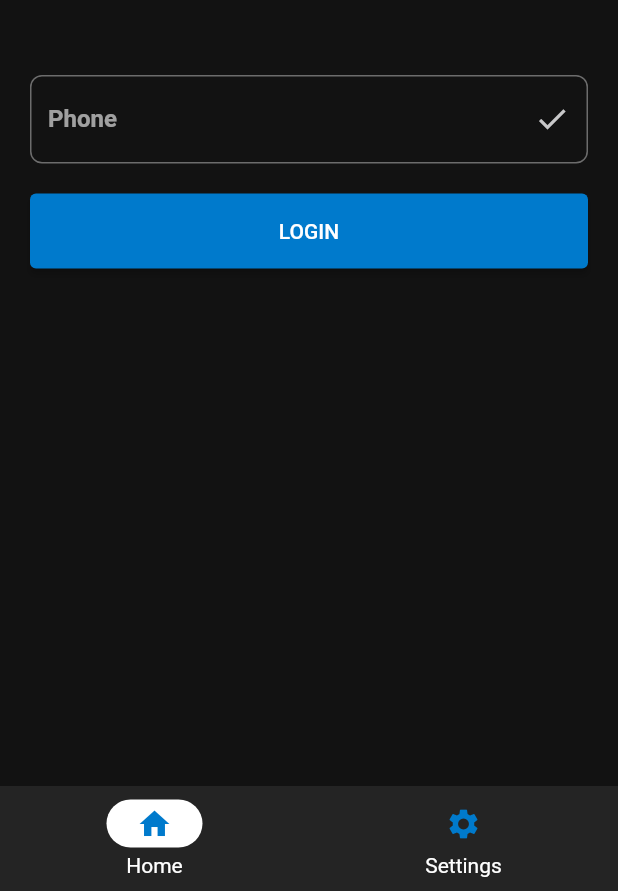
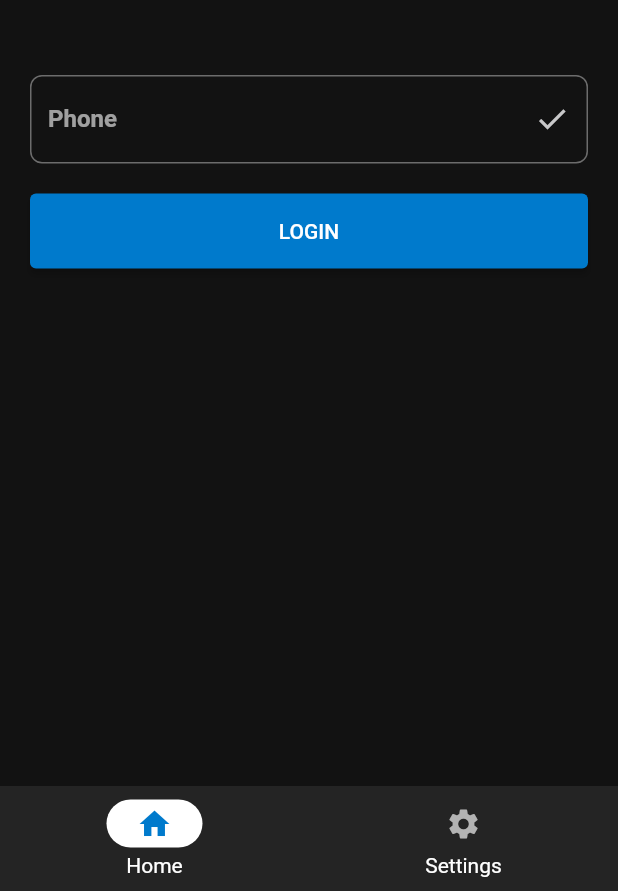
Before and after one commit to shaderone/samvit, a Flutter app: the screen it shows after launch, on a phone screen of 412 x 824 dp, the part 345-1236 px from its top. Run offline on Flutter 3.47's test engine with Material 2 defaults, Android fonts, the phone set to English and light mode, and no system bars.

Commit message:
Change colors on selecting nav-item

```diff
--- a/lib/presentation/root/app.dart
+++ b/lib/presentation/root/app.dart
@@ -29,24 +29,9 @@ class App extends StatelessWidget {
           },
         ),
       ),
-      bottomNavigationBar: SizedBox(
+      bottomNavigationBar: const SizedBox(
         height: 70,
-        child: MaterialBottomNav(
-          labelBehavior: NavigationDestinationLabelBehavior.alwaysShow,
-          onItemTap: (int newIndex) {
-            MaterialBottomNav.currentSelectedIndexNotifier.value = newIndex;
-          },
-          destinations: const [
-            NavigationDestination(
-              icon: Icon(Icons.home),
-              label: 'Home',
-            ),
-            NavigationDestination(
-              icon: Icon(Icons.settings),
-              label: 'Settings',
-            ),
-          ],
-        ),
+        child: MaterialBottomNav(),
       ),
     );
   }
--- a/lib/presentation/root/widgets/bottom_navbar.dart
+++ b/lib/presentation/root/widgets/bottom_navbar.dart
@@ -1,19 +1,15 @@
+import 'package:brechfete/core/constants.dart';
 import 'package:flutter/material.dart';
 
 class MaterialBottomNav extends StatelessWidget {
   static final ValueNotifier<int> currentSelectedIndexNotifier =
       ValueNotifier(0);
-  final List<NavigationDestination> destinations;
-  final NavigationDestinationLabelBehavior? labelBehavior;
-  final void Function(int index) onItemTap;
+
   final Color? backgroundColor;
 
   const MaterialBottomNav({
     Key? key,
-    required this.onItemTap,
-    required this.destinations,
     this.backgroundColor,
-    this.labelBehavior,
   }) : super(key: key);
 
   @override
@@ -23,13 +19,32 @@ class MaterialBottomNav extends StatelessWidget {
         builder: (BuildContext context, int newIndex, Widget? _) {
           return NavigationBar(
             //animationDuration: const Duration(seconds: 2),
-            labelBehavior: labelBehavior,
+            labelBehavior: NavigationDestinationLabelBehavior.alwaysShow,
             backgroundColor: backgroundColor,
             selectedIndex: newIndex,
             onDestinationSelected: (int tappedIndex) {
-              onItemTap(tappedIndex);
+              currentSelectedIndexNotifier.value = tappedIndex;
             },
-            destinations: destinations,
+            destinations: [
+              NavigationDestination(
+                icon: Icon(
+                  Icons.home,
+                  color: newIndex == 1
+                      ? textWhiteShadeDark
+                      : secondaryBlueShadeDark,
+                ),
+                label: 'Home',
+              ),
+              NavigationDestination(
+                icon: Icon(
+                  Icons.settings,
+                  color: newIndex == 0
+                      ? textWhiteShadeDark
+                      : secondaryBlueShadeDark,
+                ),
+                label: 'Settings',
+              ),
+            ],
           );
         });
   }
```
